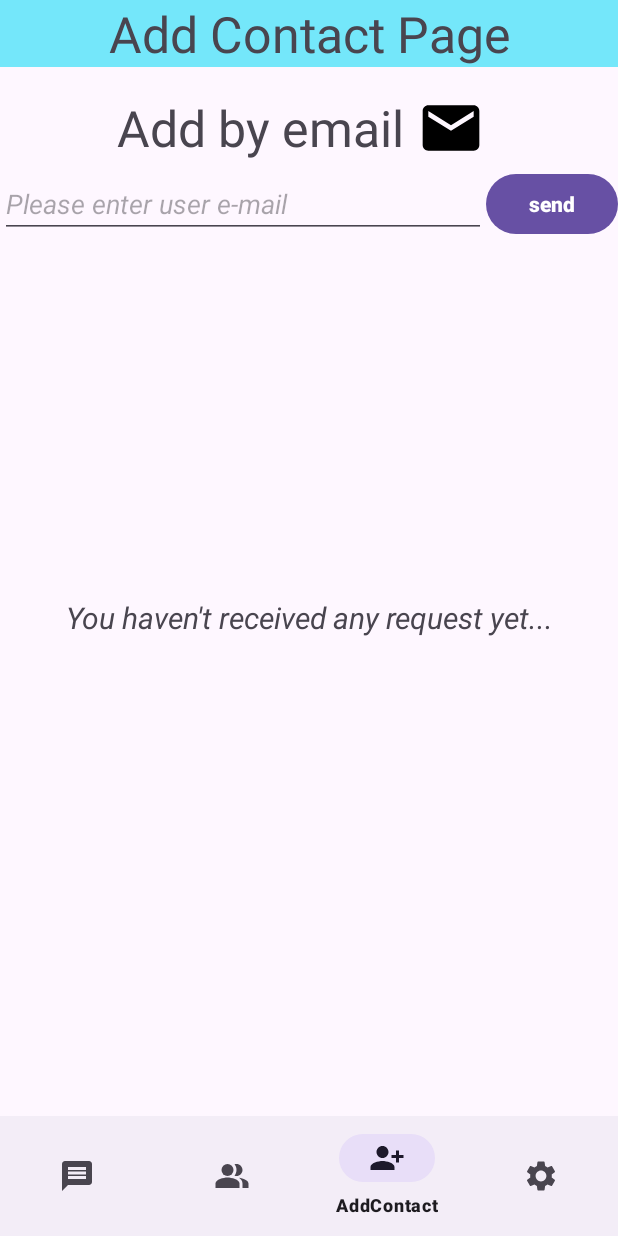
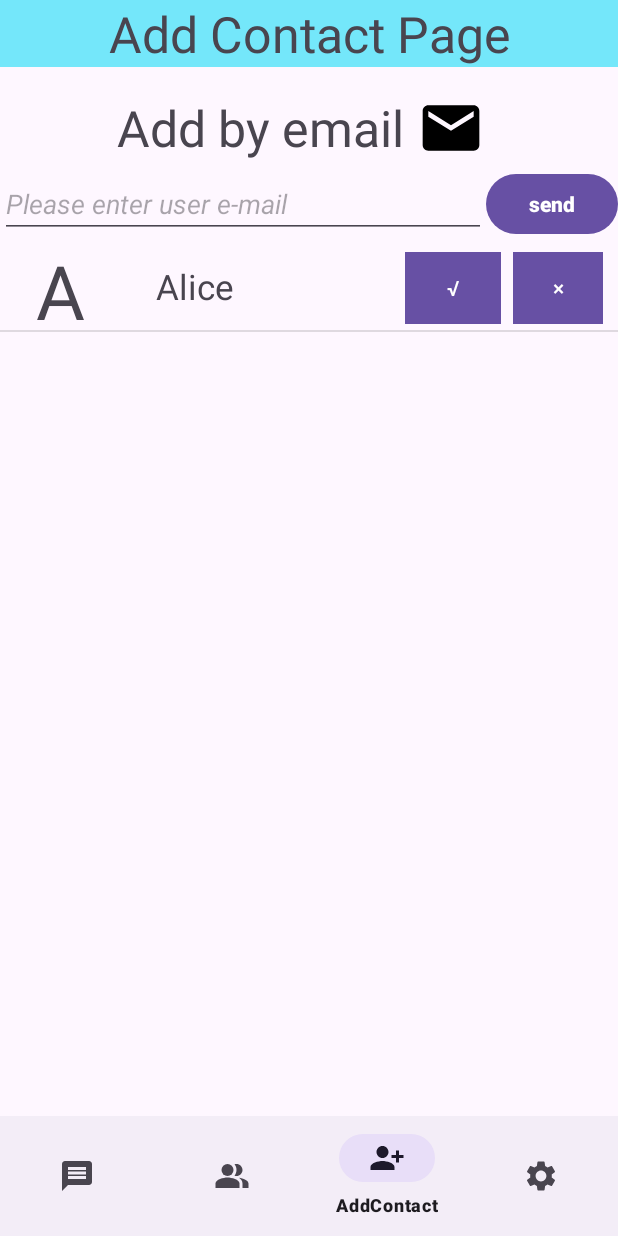
Before and after one commit to BroZhai/MBCFrontend, an Android app: the MainActivity screen opened directly, with no data from a screen before it, item 3 of the bottom bar chosen, on a phone screen of 412 x 824 dp. Run offline under Robolectric (Android 15) with nearby library versions, the phone set to English and light mode, and no system bars; libraries missing offline, so code that uses them is left out: org.java_websocket.client, org.java_websocket.handshake; 3 statements that could not run were skipped.

Commit message:
尝试实现了'好友请求列表'的样式，没请求时显示TextView，有请求时显示ListView，该睡觉了xwx...

```diff
--- a/app/src/main/java/com/example/friendlist/AddContactFragment.java
+++ b/app/src/main/java/com/example/friendlist/AddContactFragment.java
@@ -14,6 +14,7 @@ import android.view.ViewGroup;
 import android.widget.BaseAdapter;
 import android.widget.Button;
 import android.widget.EditText;
+import android.widget.ListView;
 import android.widget.TextView;
 import android.widget.Toast;
 
@@ -33,7 +34,9 @@ import java.util.ArrayList;
 public class AddContactFragment extends Fragment {
 
     FrontendAPIProvider websocket;
-    ArrayList<UserRequest> requestList = new ArrayList<>();
+    ArrayList<UserRequest> requestArray = new ArrayList<>();
+    ListView lv;
+    TextView showNothing;
 
     // TODO: Rename parameter arguments, choose names that match
     // the fragment initialization parameters, e.g. ARG_ITEM_NUMBER
@@ -43,53 +46,6 @@ public class AddContactFragment extends Fragment {
     // TODO: Rename and change types of parameters
     private String mParam1;
     private String mParam2;
-
-    // 准备提供
-    class MyAdapter extends BaseAdapter {
-        //对于每个Adapter，我们都要去重写以下四个方法 (必须重写！)
-        @Override
-        public int getCount() { // 获取数据的'个数'
-            return requestList.size();
-        }
-
-        @Override
-        public Object getItem(int i) { //获取具体某个'元素'，上面会传入'下标'进来给你定位
-            return requestList.get(i);
-        }
-
-        @Override
-        public long getItemId(int i) {//获取每一个item的唯一标识符"id"(偷懒可直接用下标)
-            return i;
-        }
-
-        @Override
-        //重点: 获取每一个item的'展示样式' (单独开个layout文件设置每个Item的样式)
-        public View getView(int i, View view, ViewGroup viewGroup) {
-            //参数说明: i (item的下标位置)，
-            //view (缓存着'划出视野'的item, 优化listView用)
-            //viewGroup (listView对象本身，用的少)
-
-            //1. 使用View.inflate()加载布局 inflate(Activity对象，布局文件，不知道就填null);
-            //todo: 这里的还没有写出每个'请求item'的layout样式
-//            View item_view = view.inflate(AddContactFragment.this.getActivity(), R.layout., null);
-
-            /* todo: 以下部分要把'请求item'的layout样式写出来之后，才能确认(要修改哪些地方，以及对应'操作按钮'的监听)
-
-            //2. 从取得的View对象中，获取里面 要进行'动态设置'的'小组件' (注意要指定为上面的inflate()的view对象来找[不然默认就会去找'全局的View']XD)
-            TextView capital = (TextView) item_view.findViewById(R.id.capLetter);
-            TextView nameString = (TextView) item_view.findViewById(R.id.nameStr);
-            //Tips: priceLable不用动(设置)，它就是放在那里展示的
-
-            //3. 根据"原数据"设置各个控件的'展示数据'
-            capital.setText(requestList.get(i).getName().substring(0,1));
-            nameString.setText(requestList);
-
-             */
-
-            //4. 返回该View对象 (这样以后，这个Adapter就算建立好了，接下来将这个"格式"应用到listView控件中去)
-            return new View(AddContactFragment.this.getContext());
-        }
-    }
 
     public AddContactFragment() {
         // Required empty public constructor
@@ -138,9 +94,28 @@ public class AddContactFragment extends Fragment {
         // Inflate the layout for this fragment
         View view = inflater.inflate(R.layout.fragment_add_contact, container, false);
         EditText input_email = view.findViewById(R.id.emailReq);
+        lv = view.findViewById(R.id.requestList);
+        showNothing = view.findViewById(R.id.noRequestDisplay);
         Button sendBtn = view.findViewById(R.id.sendReq);
         SharedPreferences sp = getContext().getSharedPreferences("userdata", getContext().MODE_PRIVATE);
         String currentUid = sp.getString("uid", "null");
+
+        // 手动添加一个默认的'好友申请'item
+        UserRequest request1 = new UserRequest("Alice", "Alice@email.com",currentUid ,"184bc12a-2b5e-41a4-8342-d997ca0e7666");
+        requestArray.add(request1);
+
+
+        if(requestArray.isEmpty()){
+            // 如果没有请求，就不显示ListView，只显示一个TextView
+            lv.setVisibility(View.GONE);
+            showNothing.setVisibility(View.VISIBLE);
+        }else{
+            // 如果有请求，就只显示ListView
+            lv.setVisibility(View.VISIBLE);
+            showNothing.setVisibility(View.GONE);
+            MyAdapter adapter = new MyAdapter();
+            lv.setAdapter(adapter);
+        }
 
         initWebSocket(); // 创建该界面时，初始化WebSocket并尝试建立连接
 
@@ -191,10 +166,57 @@ public class AddContactFragment extends Fragment {
 
 
     public void clearPendingRequests(){
-        for(int i=0; i<requestList.size(); i++){
-            if(requestList.get(i).isPending()==false){
-                requestList.remove(i);
+        for(int i=0; i<requestArray.size(); i++){
+            if(requestArray.get(i).isPending()==false){
+                requestArray.remove(i);
             }
         }
     }
+
+    /* 以下部分为Adapter, 准备给ListView使用*/
+    class MyAdapter extends BaseAdapter {
+        //对于每个Adapter，我们都要去重写以下四个方法 (必须重写！)
+        @Override
+        public int getCount() { // 获取数据的'个数'
+            return requestArray.size();
+        }
+
+        @Override
+        public Object getItem(int i) { //获取具体某个'元素'，上面会传入'下标'进来给你定位
+            return requestArray.get(i);
+        }
+
+        @Override
+        public long getItemId(int i) {//获取每一个item的唯一标识符"id"(偷懒可直接用下标)
+            return i;
+        }
+
+        @Override
+        //重点: 获取每一个item的'展示样式' (单独开个layout文件设置每个Item的样式)
+        public View getView(int i, View view, ViewGroup viewGroup) {
+            //参数说明: i (item的下标位置)，
+            //view (缓存着'划出视野'的item, 优化listView用)
+            //viewGroup (listView对象本身，用的少)
+
+            //1. 使用View.inflate()加载布局 inflate(Activity对象，布局文件，不知道就填null);
+            //todo: 这里的还没有写出每个'请求item'的layout样式
+            View item_view = view.inflate(AddContactFragment.this.getActivity(), R.layout.request_item_list, null);
+
+            // todo: 以下部分要把'请求item'的layout样式写出来之后，才能确认(要修改哪些地方，以及对应'操作按钮'的监听)
+
+            //2. 从取得的View对象中，获取里面 要进行'动态设置'的'小组件' (注意要指定为上面的inflate()的view对象来找[不然默认就会去找'全局的View']XD)
+            TextView capital = (TextView) item_view.findViewById(R.id.capLetter);
+            TextView nameString = (TextView) item_view.findViewById(R.id.nameStr);
+            Button acceptBtn = (Button) item_view.findViewById(R.id.acceptBtn);
+            Button declineBtn = (Button) item_view.findViewById(R.id.declineBtn);
+
+            //3. 根据"原数据"设置各个控件的'展示数据'
+            capital.setText(requestArray.get(i).getName().substring(0,1));
+            nameString.setText(requestArray.get(i).getName());
+
+
+            //4. 返回该View对象 (这样以后，这个Adapter就算建立好了，接下来将这个"格式"应用到listView控件中去)
+            return item_view;
+        }
+    }
 }
--- a/app/src/main/java/com/example/friendlist/User.java
+++ b/app/src/main/java/com/example/friendlist/User.java
@@ -12,16 +12,23 @@ public class User {
         this.uid = uid;
     }
 
+    // 空的构造函数，准备让UserRequest继承后重写
+    public User(String name, String email, String uid, String fid) {
+        this.name = name;
+        this.email = email;
+        this.uid = uid;
+    }
+
     public String getName() {
-        return name;
+        return this.name;
     }
 
     public String getEmail() {
-        return email;
+        return this.email;
     }
 
     public String getUid() {
-        return uid;
+        return this.uid;
     }
 
     public void setUid(String uid) {
--- a/app/src/main/java/com/example/friendlist/UserRequest.java
+++ b/app/src/main/java/com/example/friendlist/UserRequest.java
@@ -2,10 +2,22 @@ package com.example.friendlist;
 
 public class UserRequest extends User{
 
+    /*    原父类User的属性
+    private String name;
+    private String email;
+    private String uid;
+    public boolean isFriend;
+    */
+
+    // tips: uid是自己, fid是对方
+    private String fid;
+
     private boolean pending=true;
 
-    public UserRequest(String name, String email, String uid) {
-        super(name, email, uid);
+    // 原User的构造函数
+    public UserRequest(String name, String email, String uid, String fid) {
+        super(name, email, uid, fid);
+        this.fid = fid;
     }
 
     public void acceptRequest(){
--- a/app/src/main/res/layout/fragment_add_contact.xml
+++ b/app/src/main/res/layout/fragment_add_contact.xml
@@ -92,14 +92,15 @@
                 app:layout_constraintTop_toBottomOf="@+id/requestInputField"
                 app:layout_constraintBottom_toBottomOf="parent"
                 >
-                    <ListView
-                        android:id="@+id/requestList"
-                        android:layout_width="match_parent"
-                        android:layout_height="match_parent"
-                        android:visibility="visible"
-                        />
-                    <TextView
-                        android:id="@+id/navAddArea"
+
+                <ListView
+                    android:id="@+id/requestList"
+                    android:layout_width="match_parent"
+                    android:layout_height="match_parent"
+                    android:visibility="visible" />
+
+                <TextView
+                        android:id="@+id/noRequestDisplay"
                         android:layout_width="wrap_content"
                         android:layout_height="wrap_content"
                         android:textSize="20sp"
--- /dev/null
+++ b/app/src/main/res/layout/request_item_list.xml
@@ -0,0 +1,59 @@
+<?xml version="1.0" encoding="utf-8"?>
+<androidx.constraintlayout.widget.ConstraintLayout xmlns:android="http://schemas.android.com/apk/res/android"
+    android:layout_width="match_parent"
+    android:layout_height="match_parent"
+    xmlns:app="http://schemas.android.com/apk/res-auto">
+
+    <RelativeLayout
+        android:layout_width="match_parent"
+        android:layout_height="wrap_content"
+        app:layout_constraintTop_toTopOf="parent"
+        app:layout_constraintStart_toStartOf="parent"
+        app:layout_constraintEnd_toEndOf="parent"
+        >
+
+            <TextView
+                android:id="@+id/capLetter"
+                android:textAlignment="center"
+                android:layout_marginStart="10dp"
+                android:layout_width="60dp"
+                android:layout_height="60dp"
+                android:textSize="50sp"
+                android:gravity="center"
+                android:text="K"/>
+
+            <TextView
+                android:id="@+id/nameStr"
+                android:layout_width="wrap_content"
+                android:layout_height="wrap_content"
+                android:textSize="23sp"
+                android:layout_marginLeft="34sp"
+                android:layout_toRightOf="@id/capLetter"
+                android:layout_marginTop="15sp"
+                android:text="Katou"/>
+
+            <Button
+                android:id="@+id/declineBtn"
+                android:layout_width="60sp"
+                android:layout_height="wrap_content"
+                android:text="×"
+                android:background="#DF0631"
+                android:layout_marginTop="8sp"
+                android:layout_marginRight="10sp"
+                android:layout_alignParentEnd="true"
+                />
+
+        <Button
+            android:id="@+id/acceptBtn"
+            android:layout_width="64sp"
+            android:layout_height="wrap_content"
+            android:layout_marginTop="8sp"
+            android:layout_marginRight="8dp"
+            android:layout_toLeftOf="@id/declineBtn"
+            android:background="#3DF10A"
+            android:text="√" />
+
+
+    </RelativeLayout>
+
+</androidx.constraintlayout.widget.ConstraintLayout>
```
